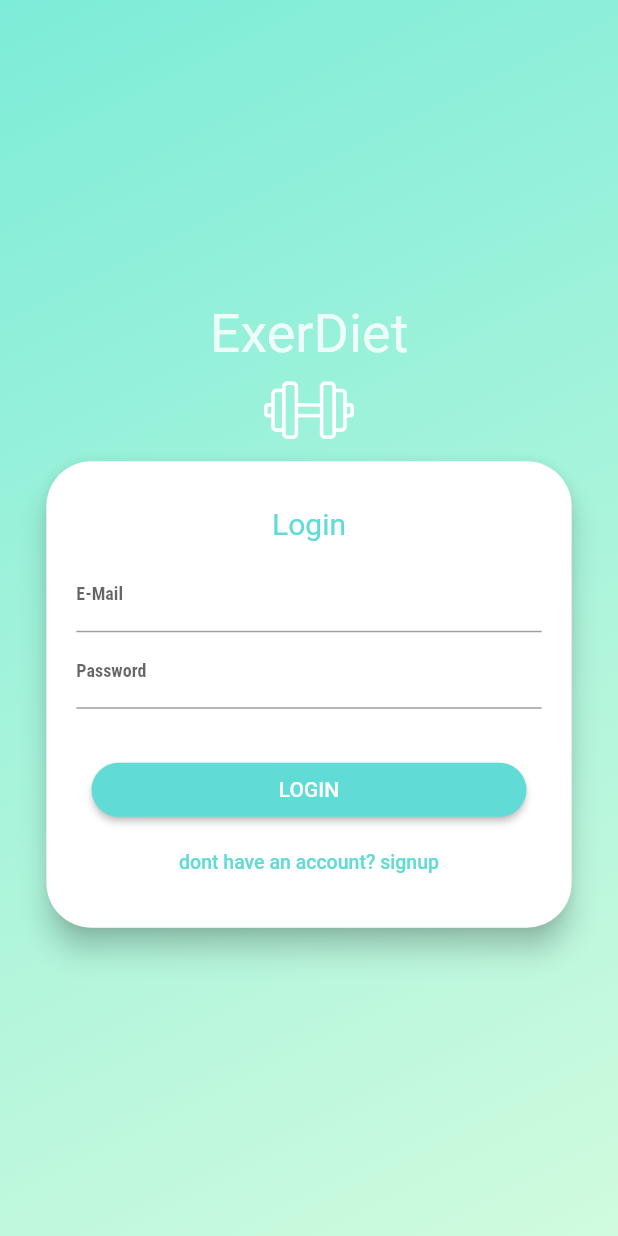
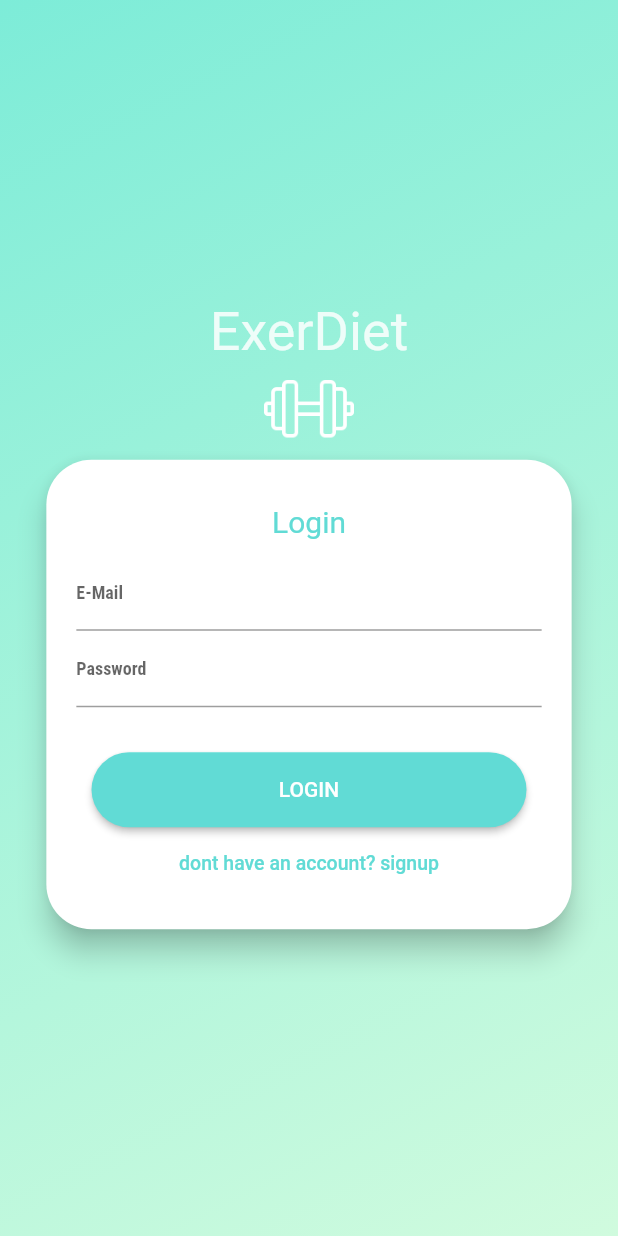
Before and after one commit to youssefrashed1999/ExerDiet-App, a Flutter app: the screen it shows after launch, on a phone screen of 412 x 824 dp. Run offline on Flutter 3.47's test engine with Material 2 defaults, Android fonts, the phone set to English and light mode, and no system bars; drawn by our look-alikes of rounded_loading_button; our stand-ins replace animated_splash_screen, fluttertoast, group_button, im_stepper, shared_preferences, sleek_circular_slider; missing offline and left inert: vertical_weight_slider; Roboto replaces fonts that are missing (Anton).

Commit message:
Change normal Login button to Rounded Loading Button

```diff
--- a/final_project/lib/auth/log_in_screen.dart
+++ b/final_project/lib/auth/log_in_screen.dart
@@ -1,3 +1,4 @@
+import 'dart:async';
 import 'dart:convert';
 import 'package:final_project/auth/sign_up_screen.dart';
 import 'package:final_project/constants.dart';
@@ -11,8 +12,7 @@ import '../models/token.dart';
 
 class LogInScreen extends StatelessWidget {
   static const routeName = '/Log-in-screen';
-  final RoundedLoadingButtonController _btnController =
-      RoundedLoadingButtonController();
+
   @override
   Widget build(BuildContext context) {
     final deviceSize = MediaQuery.of(context).size;
@@ -83,6 +83,8 @@ class _LogInCardState extends State<LogInCard> {
 
   var _isLoading = false;
   final _passwordController = TextEditingController();
+  final RoundedLoadingButtonController _btnController =
+      RoundedLoadingButtonController();
 
   void navigateToSignUpScreen(BuildContext context) {
     Navigator.of(context).pushReplacementNamed(SignUpScreen.routeName);
@@ -90,6 +92,7 @@ class _LogInCardState extends State<LogInCard> {
 
   void _sendHttpRequest() async {
     FocusManager.instance.primaryFocus?.unfocus();
+    _btnController.start();
     final response = await http.post(
       Uri.parse('${BASE_URL}auth/jwt/create'),
       headers: <String, String>{
@@ -102,6 +105,7 @@ class _LogInCardState extends State<LogInCard> {
     );
     //success response
     if (response.statusCode == 200) {
+      _btnController.success();
       //get response and save it in local storage
       Token token = Token.fromJson(jsonDecode(response.body));
       final SharedPreferences prefs = await SharedPreferences.getInstance();
@@ -110,12 +114,16 @@ class _LogInCardState extends State<LogInCard> {
     }
     //unauthorized response
     else if (response.statusCode == 401) {
+      _btnController.error();
       final message = jsonDecode(response.body)['detail'];
       Fluttertoast.showToast(
           msg: message,
           toastLength: Toast.LENGTH_LONG,
           backgroundColor: Colors.white,
           textColor: MY_COLOR[300]);
+      Timer(Duration(seconds: 2), () {
+        _btnController.reset();
+      });
     }
   }
 
@@ -205,12 +213,11 @@ class _LogInCardState extends State<LogInCard> {
                     else
                       SizedBox(
                         width: 290,
-                        child: ElevatedButton(
+                        child: RoundedLoadingButton(
+                          controller: _btnController,
                           onPressed: () => _submit(context),
-                          style: ElevatedButton.styleFrom(
-                            shape: RoundedRectangleBorder(
-                                borderRadius: BorderRadius.circular(40)),
-                          ),
+                          color: MY_COLOR[300],
+                          borderRadius: 40,
                           child: const Text('LOGIN',
                               style: TextStyle(color: Colors.white)),
                         ),
```
